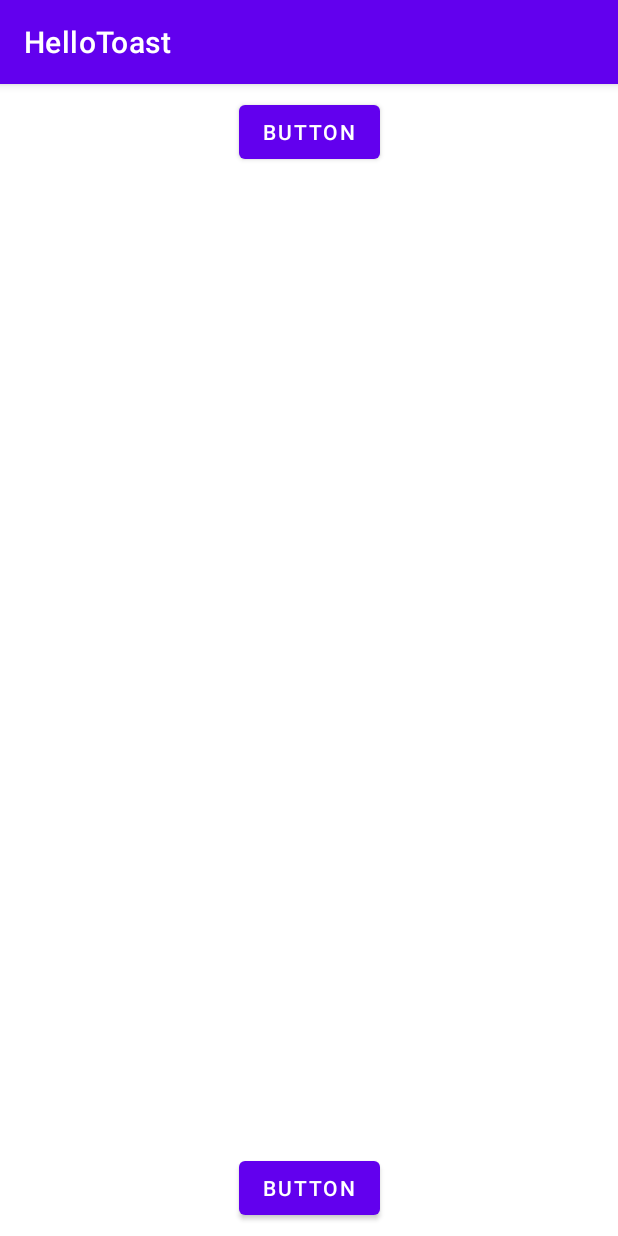
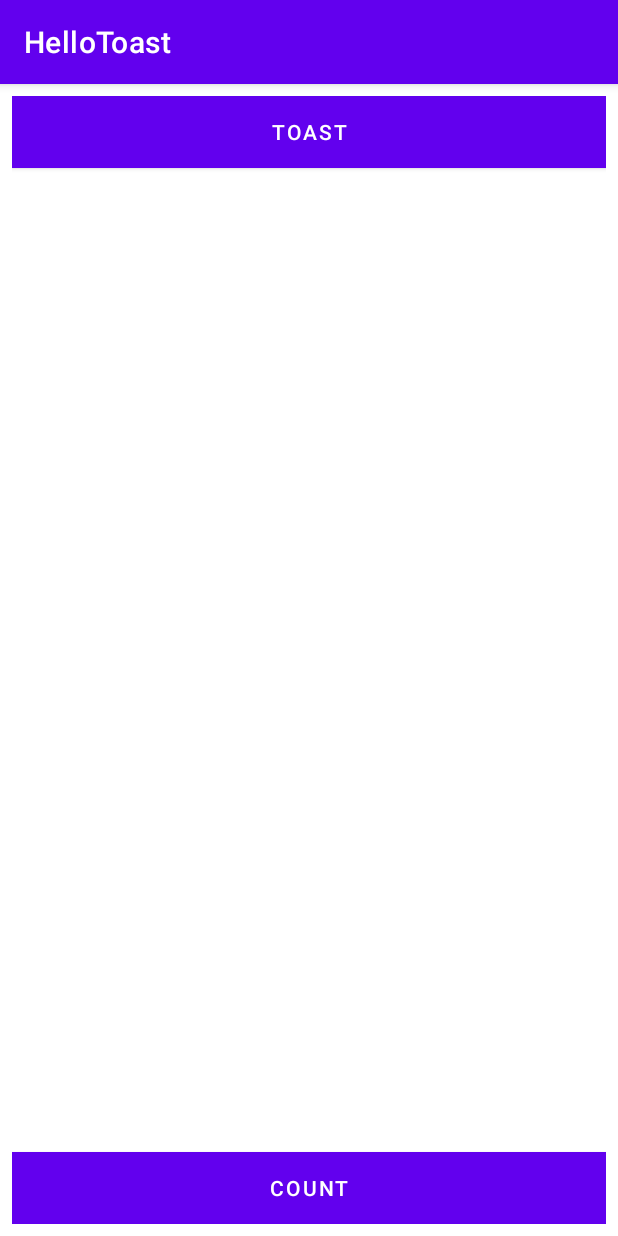
Before and after one commit to SamX007/hello-toast, an Android app: the screen it shows after launch (MainActivity), on a phone screen of 412 x 824 dp. Run offline under Robolectric (Android 15) with nearby library versions, the phone set to English and light mode, and no system bars.

Commit message:
changed button attributes

```diff
--- a/app/src/main/res/layout/activity_main.xml
+++ b/app/src/main/res/layout/activity_main.xml
@@ -8,19 +8,23 @@
     tools:context=".MainActivity">
 
     <Button
-        android:id="@+id/button"
-        android:layout_width="wrap_content"
+        android:id="@+id/button_toast"
+        android:layout_width="0dp"
         android:layout_height="wrap_content"
-        android:text="Button"
+        android:text="Toast"
+        android:background="@color/purple_700"
+        android:textColor="@color/white"
         app:layout_constraintEnd_toEndOf="parent"
         app:layout_constraintStart_toStartOf="parent"
         app:layout_constraintTop_toTopOf="parent" />
 
     <Button
-        android:id="@+id/button2"
-        android:layout_width="wrap_content"
+        android:id="@+id/button_count"
+        android:layout_width="0dp"
         android:layout_height="wrap_content"
-        android:text="Button"
+        android:text="Count"
+        android:background="@color/purple_700"
+        android:textColor="@color/white"
         app:layout_constraintBottom_toBottomOf="parent"
         app:layout_constraintEnd_toEndOf="parent"
         app:layout_constraintStart_toStartOf="parent" />
```
